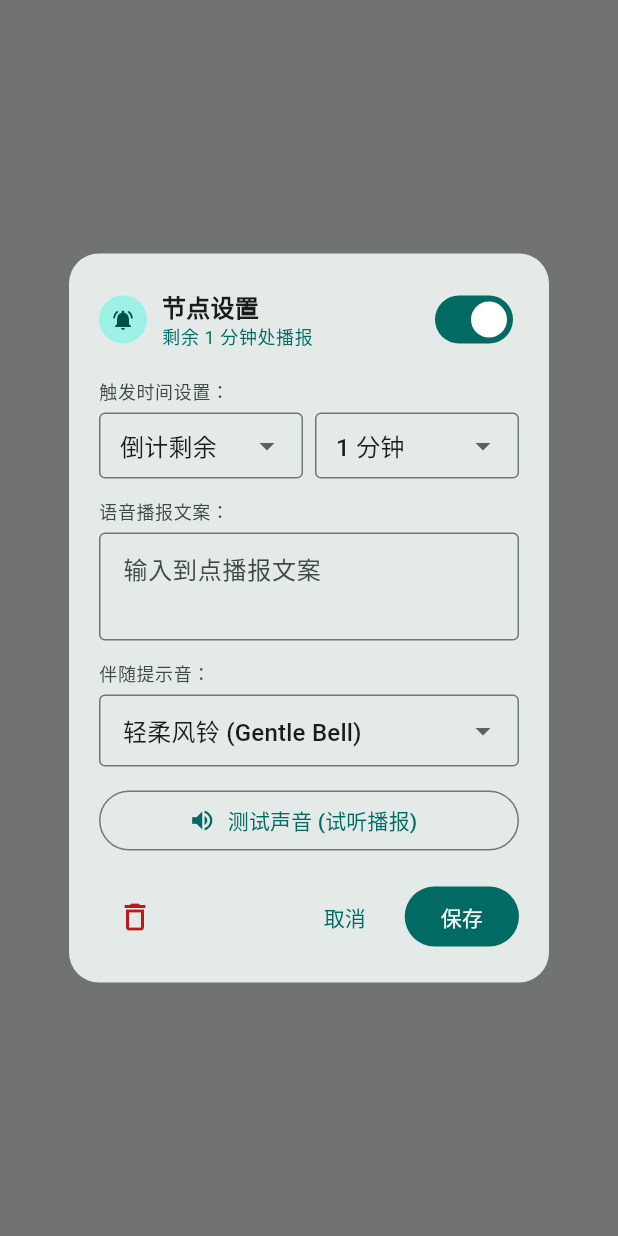
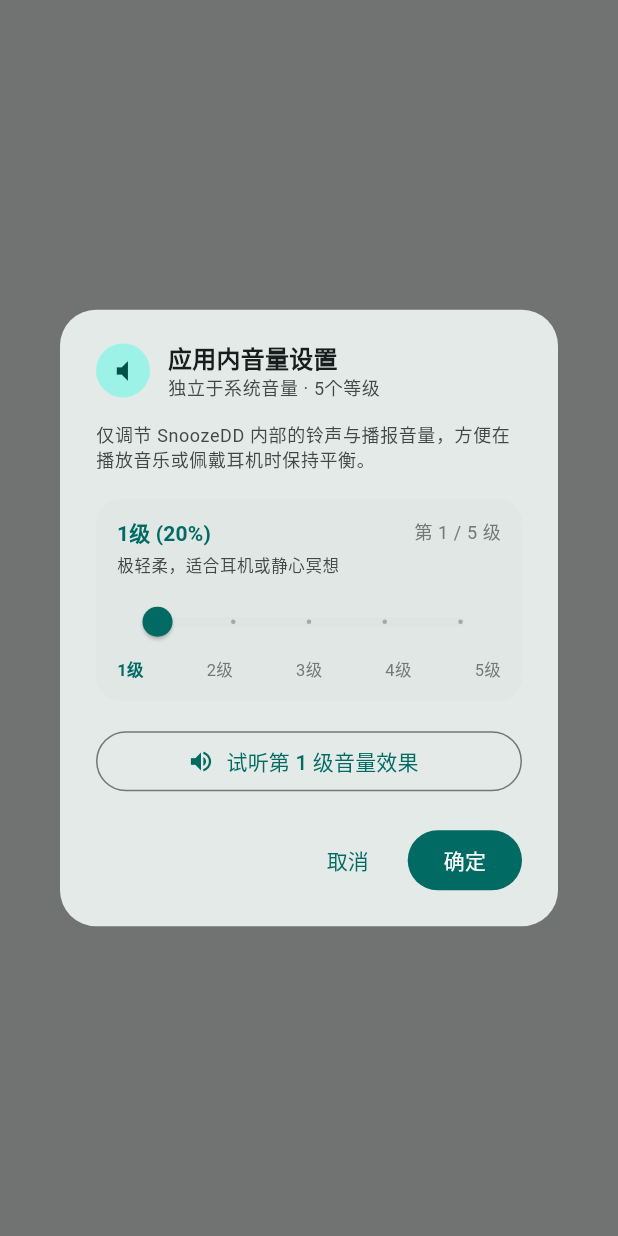
Before and after one commit to SnoozeLee/snooze-dd, a Flutter app: what show() shows on an empty page, opened directly with empty values, on a phone screen of 412 x 824 dp. Run offline on Flutter 3.47's test engine with Material 3 defaults, Android fonts, the phone set to English and light mode, and no system bars; our stand-ins replace audioplayers, flutter_tts, shared_preferences; accounts and stored records are empty.

Commit message:
feat(volume): 提供应用内 5 级独立音量设置面板、即时试听与持久化

```diff
--- a/lib/models/timer_session.dart
+++ b/lib/models/timer_session.dart
@@ -11,6 +11,30 @@ enum TimerStatus {
   running,
   paused,
   completed,
+}
+
+/// 应用内 5 级离散独立音量等级
+enum VolumeLevel {
+  level1(1, 0.20, '1级 (20%)', '极轻柔，适合耳机或静心冥想'),
+  level2(2, 0.40, '2级 (40%)', '柔和，适合安静书房或夜间小憩'),
+  level3(3, 0.60, '3级 (60%)', '适中，标准平衡伴随音量'),
+  level4(4, 0.80, '4级 (80%)', '清晰，日常专注默认推荐'),
+  level5(5, 1.00, '5级 (100%)', '饱满响亮，适合外放或有背景音环境');
+
+  final int level;
+  final double scalar;
+  final String label;
+  final String description;
+
+  const VolumeLevel(this.level, this.scalar, this.label, this.description);
+
+  static VolumeLevel fromScalar(double scalar) {
+    if (scalar <= 0.30) return VolumeLevel.level1;
+    if (scalar <= 0.50) return VolumeLevel.level2;
+    if (scalar <= 0.70) return VolumeLevel.level3;
+    if (scalar <= 0.90) return VolumeLevel.level4;
+    return VolumeLevel.level5;
+  }
 }
 
 /// 计时器会话与参数配置模型
--- /dev/null
+++ b/lib/ui/widgets/volume_setting_dialog.dart
@@ -0,0 +1,240 @@
+import 'package:flutter/material.dart';
+import '../../models/checkpoint.dart';
+import '../../models/timer_session.dart';
+import '../../services/audio_chime_service.dart';
+import '../../services/tts_service.dart';
+
+/// 应用内 5 级独立音量调节弹窗
+class VolumeSettingDialog extends StatefulWidget {
+  final double currentVolume;
+  final ValueChanged<double> onVolumeChanged;
+
+  const VolumeSettingDialog({
+    super.key,
+    required this.currentVolume,
+    required this.onVolumeChanged,
+  });
+
+  static Future<void> show(
+    BuildContext context, {
+    required double currentVolume,
+    required ValueChanged<double> onVolumeChanged,
+  }) {
+    return showDialog(
+      context: context,
+      builder: (ctx) => VolumeSettingDialog(
+        currentVolume: currentVolume,
+        onVolumeChanged: onVolumeChanged,
+      ),
+    );
+  }
+
+  @override
+  State<VolumeSettingDialog> createState() => _VolumeSettingDialogState();
+}
+
+class _VolumeSettingDialogState extends State<VolumeSettingDialog> {
+  late VolumeLevel _level;
+  final AudioChimeService _chimeService = AudioChimeService();
+  final TtsService _ttsService = TtsService();
+
+  @override
+  void initState() {
+    super.initState();
+    _level = VolumeLevel.fromScalar(widget.currentVolume);
+  }
+
+  IconData _getVolumeIcon(VolumeLevel level) {
+    switch (level) {
+      case VolumeLevel.level1:
+        return Icons.volume_mute;
+      case VolumeLevel.level2:
+      case VolumeLevel.level3:
+        return Icons.volume_down;
+      case VolumeLevel.level4:
+      case VolumeLevel.level5:
+        return Icons.volume_up;
+    }
+  }
+
+  void _testVolume() {
+    // 立即以当前设置的等级试听铃声与语音
+    _chimeService.playChime(ChimeSoundType.gentleBell, volume: _level.scalar);
+    Future.delayed(const Duration(milliseconds: 700), () {
+      if (mounted) {
+        _ttsService.speak(
+          '当前为第 ${_level.level} 级音量',
+          volume: _level.scalar,
+        );
+      }
+    });
+  }
+
+  @override
+  Widget build(BuildContext context) {
+    final theme = Theme.of(context);
+
+    return Dialog(
+      shape: RoundedRectangleBorder(borderRadius: BorderRadius.circular(24)),
+      elevation: 6,
+      child: Container(
+        padding: const EdgeInsets.fromLTRB(24, 20, 24, 20),
+        width: 340,
+        child: Column(
+          mainAxisSize: MainAxisSize.min,
+          crossAxisAlignment: CrossAxisAlignment.stretch,
+          children: [
+            // 头部标题
+            Row(
+              children: [
+                CircleAvatar(
+                  radius: 18,
+                  backgroundColor: theme.colorScheme.primaryContainer,
+                  child: Icon(
+                    _getVolumeIcon(_level),
+                    size: 20,
+                    color: theme.colorScheme.onPrimaryContainer,
+                  ),
+                ),
+                const SizedBox(width: 12),
+                Expanded(
+                  child: Column(
+                    crossAxisAlignment: CrossAxisAlignment.start,
+                    children: [
+                      Text(
+                        '应用内音量设置',
+                        style: theme.textTheme.titleMedium?.copyWith(
+                          fontWeight: FontWeight.bold,
+                        ),
+                      ),
+                      Text(
+                        '独立于系统音量 · 5个等级',
+                        style: theme.textTheme.bodySmall?.copyWith(
+                          color: theme.colorScheme.onSurfaceVariant,
+                        ),
+                      ),
+                    ],
+                  ),
+                ),
+              ],
+            ),
+            const SizedBox(height: 14),
+
+            // 说明说明
+            Text(
+              '仅调节 SnoozeDD 内部的铃声与播报音量，方便在播放音乐或佩戴耳机时保持平衡。',
+              style: theme.textTheme.bodySmall?.copyWith(
+                color: theme.colorScheme.onSurfaceVariant,
+                fontSize: 12,
+              ),
+            ),
+            const SizedBox(height: 18),
+
+            // 5 级滑块选择
+            Container(
+              padding: const EdgeInsets.symmetric(horizontal: 14, vertical: 12),
+              decoration: BoxDecoration(
+                color: theme.colorScheme.surfaceContainerHighest.withValues(alpha: 0.45),
+                borderRadius: BorderRadius.circular(16),
+              ),
+              child: Column(
+                children: [
+                  Row(
+                    mainAxisAlignment: MainAxisAlignment.spaceBetween,
+                    children: [
+                      Text(
+                        _level.label,
+                        style: theme.textTheme.titleSmall?.copyWith(
+                          fontWeight: FontWeight.bold,
+                          color: theme.colorScheme.primary,
+                        ),
+                      ),
+                      Text(
+                        '第 ${_level.level} / 5 级',
+                        style: theme.textTheme.bodySmall?.copyWith(
+                          color: theme.colorScheme.outline,
+                        ),
+                      ),
+                    ],
+                  ),
+                  const SizedBox(height: 4),
+                  Align(
+                    alignment: Alignment.centerLeft,
+                    child: Text(
+                      _level.description,
+                      style: theme.textTheme.bodySmall?.copyWith(
+                        color: theme.colorScheme.onSurfaceVariant,
+                        fontSize: 11,
+                      ),
+                    ),
+                  ),
+                  const SizedBox(height: 6),
+                  SliderTheme(
+                    data: SliderTheme.of(context).copyWith(
+                      trackHeight: 6,
+                      thumbShape: const RoundSliderThumbShape(enabledThumbRadius: 10),
+                    ),
+                    child: Slider(
+                      value: _level.level.toDouble(),
+                      min: 1.0,
+                      max: 5.0,
+                      divisions: 4,
+                      onChanged: (val) {
+                        setState(() {
+                          _level = VolumeLevel.values[val.toInt() - 1];
+                        });
+                      },
+                    ),
+                  ),
+                  // 1 ~ 5 挡位文字刻度
+                  Row(
+                    mainAxisAlignment: MainAxisAlignment.spaceBetween,
+                    children: [1, 2, 3, 4, 5].map((lvl) {
+                      final isSelected = _level.level == lvl;
+                      return Text(
+                        '$lvl级',
+                        style: TextStyle(
+                          fontSize: 11,
+                          fontWeight: isSelected ? FontWeight.bold : FontWeight.normal,
+                          color: isSelected ? theme.colorScheme.primary : theme.colorScheme.outline,
+                        ),
+                      );
+                    }).toList(),
+                  ),
+                ],
+              ),
+            ),
+            const SizedBox(height: 16),
+
+            // 试听按钮
+            OutlinedButton.icon(
+              icon: const Icon(Icons.volume_up, size: 18),
+              label: Text('试听第 ${_level.level} 级音量效果'),
+              onPressed: _testVolume,
+            ),
+            const SizedBox(height: 18),
+
+            // 底部操作
+            Row(
+              mainAxisAlignment: MainAxisAlignment.end,
+              children: [
+                TextButton(
+                  onPressed: () => Navigator.of(context).pop(),
+                  child: const Text('取消'),
+                ),
+                const SizedBox(width: 8),
+                FilledButton(
+                  onPressed: () {
+                    widget.onVolumeChanged(_level.scalar);
+                    Navigator.of(context).pop();
+                  },
+                  child: const Text('确定'),
+                ),
+              ],
+            ),
+          ],
+        ),
+      ),
+    );
+  }
+}
```
Also changed, not shown: lib/ui/screens/timer_screen.dart (+47 -0 lines), lib/ui/widgets/checkpoint_popover.dart (+6 -2 lines), 3 other files.
